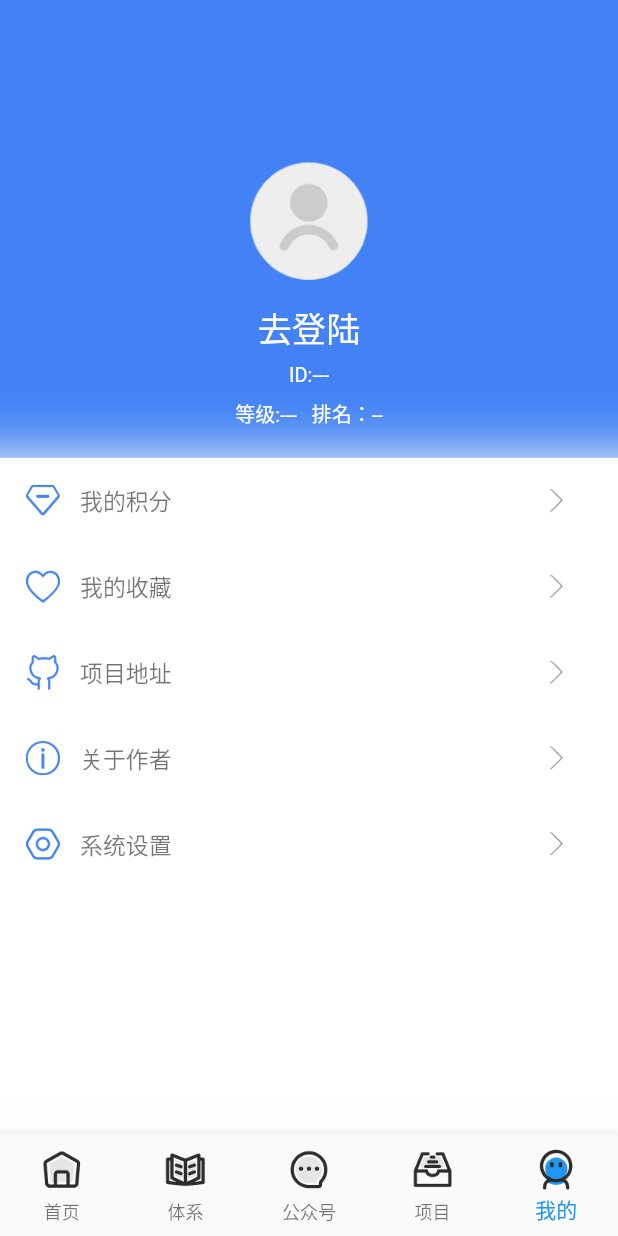
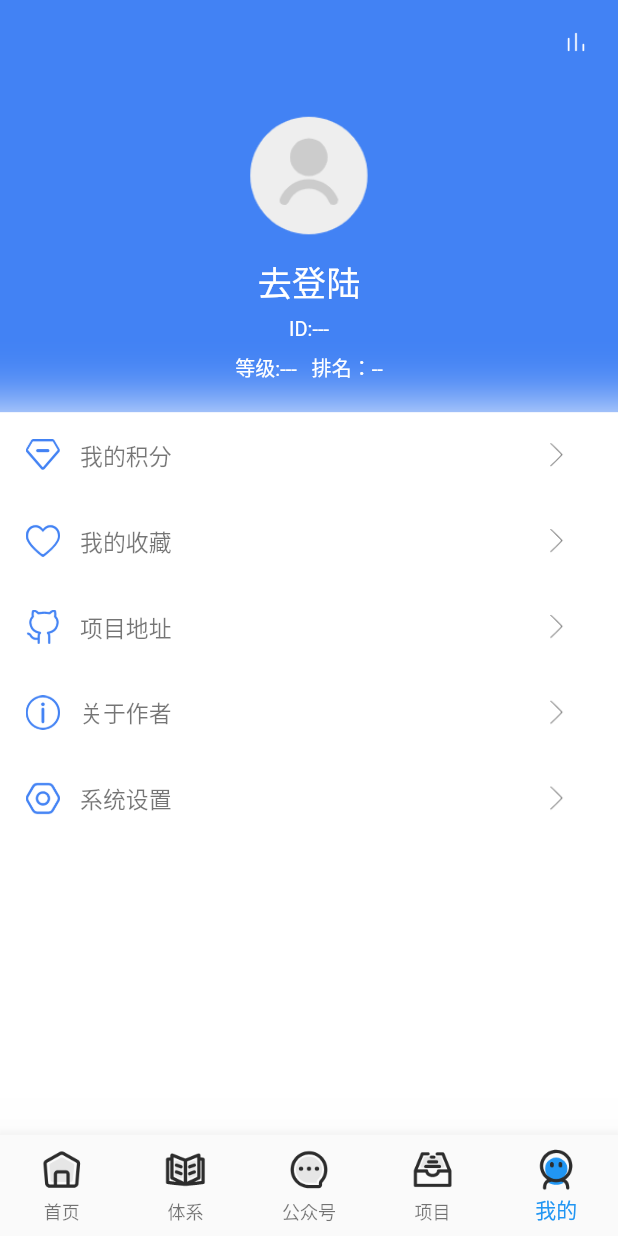
Before and after one commit to lifeidroid/play_android, a Flutter app: the screen it shows after launch, swiped to page 5, on a phone screen of 412 x 824 dp. Run offline on Flutter 3.47's test engine with Material 2 defaults, Android fonts, the phone set to English and light mode, and no system bars; our stand-ins replace cookie_jar, dio, dio_cookie_manager, event_bus, flutter_easyrefresh, flutter_screenutil and 6 more; accounts and stored records are empty; network calls fail; statements that could not run were skipped.

Commit message:
1、积分排名

```diff
--- a/lib/Api.dart
+++ b/lib/Api.dart
@@ -61,4 +61,6 @@ class Api {
   //获取个人积分，需要登录后访问
   static const String COIN_USERINFO = "lg/coin/userinfo/json";
 
+  //积分排行榜接口
+  static const String COIN_RANK = "coin/rank/";
 }
--- a/lib/entity_factory.dart
+++ b/lib/entity_factory.dart
@@ -6,6 +6,7 @@ import 'package:play_android/entity/home_article_entity.dart';
 import 'package:play_android/entity/hot_key_entity.dart';
 import 'package:play_android/entity/login_entity.dart';
 import 'package:play_android/entity/project_entity.dart';
+import 'package:play_android/entity/rank_entity.dart';
 import 'package:play_android/entity/system_entity.dart';
 import 'package:play_android/entity/system_navi_entity.dart';
 import 'package:play_android/http/return_body_entity.dart';
@@ -30,6 +31,8 @@ class EntityFactory {
       return LoginEntity.fromJson(json) as T;
     } else if (T.toString() == "ProjectEntity") {
       return ProjectEntity.fromJson(json) as T;
+    } else if (T.toString() == "RankEntity") {
+      return RankEntity.fromJson(json) as T;
     } else if (T.toString() == "SystemEntity") {
       return SystemEntity.fromJson(json) as T;
     } else if (T.toString() == "SystemNaviEntity") {
--- a/lib/page/my/MyFragment.dart
+++ b/lib/page/my/MyFragment.dart
@@ -15,6 +15,7 @@ import 'package:play_android/http/HttpRequest.dart';
 import 'package:play_android/page/login/LoginPage.dart';
 import 'package:play_android/page/my/AboutAuthorPage.dart';
 import 'package:play_android/page/my/CollectedPage.dart';
+import 'package:play_android/page/my/RankPage.dart';
 import 'package:play_android/r.dart';
 import 'package:shared_preferences/shared_preferences.dart';
 
@@ -115,6 +116,30 @@ class MyFragmentState extends State<MyFragment>
               filter: ImageFilter.blur(sigmaX: 20.0, sigmaY: 20.0),
               child: new Column(
                 children: <Widget>[
+                  AppBar(
+                    actions: <Widget>[
+                      new InkWell(
+                        child: Padding(
+                          padding: EdgeInsets.all(
+                              ScreenUtil.getInstance().setWidth(55)),
+                          child: new Image(
+                            image: AssetImage(R.assetsImgIcRank),
+                          ),
+                        ),
+                        onTap: () {
+                          Navigator.of(context)
+                              .push(new MaterialPageRoute(builder: (_) {
+                            return new RankPage();
+                          }));
+                        },
+                      )
+                    ],
+                    backgroundColor: Colors.transparent,
+                    elevation: 0, //去掉阴影效果
+                  ),
+                  Container(
+                    height: ScreenUtil.getInstance().setWidth(50),
+                  ),
                   new GestureDetector(
                     child: new ClipOval(
                       child: new Image(
@@ -191,12 +216,8 @@ class MyFragmentState extends State<MyFragment>
                     height: ScreenUtil.getInstance().setWidth(50),
                   ),
                 ],
-                mainAxisAlignment: MainAxisAlignment.end,
               ),
             ),
-            height: ScreenUtil.getInstance().setWidth(800),
-            width: ScreenUtil.getInstance().setWidth(1080),
-//          color: Color(0xFF4282f4),
           ),
           Container(
               decoration: BoxDecoration(
@@ -369,8 +390,9 @@ class MyFragmentState extends State<MyFragment>
                         )
                       ],
                     ),
-                    onTap: (){
-                      Navigator.of(context).push(new MaterialPageRoute(builder: (_) {
+                    onTap: () {
+                      Navigator.of(context)
+                          .push(new MaterialPageRoute(builder: (_) {
                         return new AboutAuthorPage();
                       }));
                     },
```
Also changed, not shown: lib/entity/rank_entity.dart (added, +27 -0 lines), lib/page/my/AboutAuthorPage.dart (+10 -19 lines), lib/page/my/RankPage.dart (added, +94 -0 lines).
